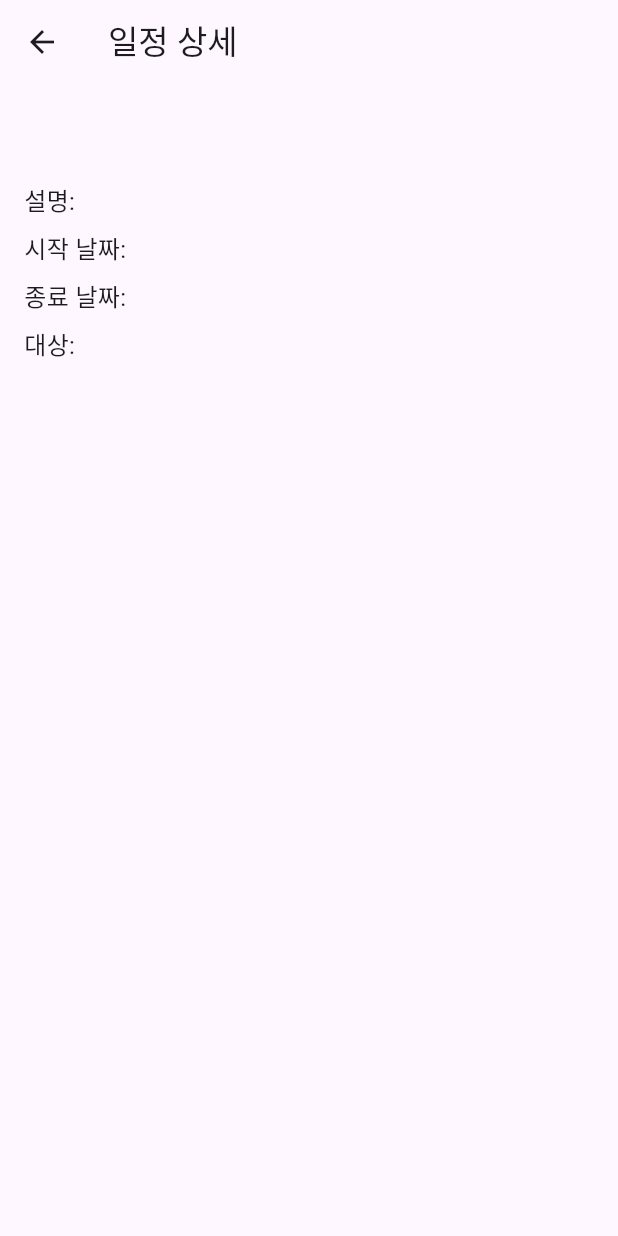
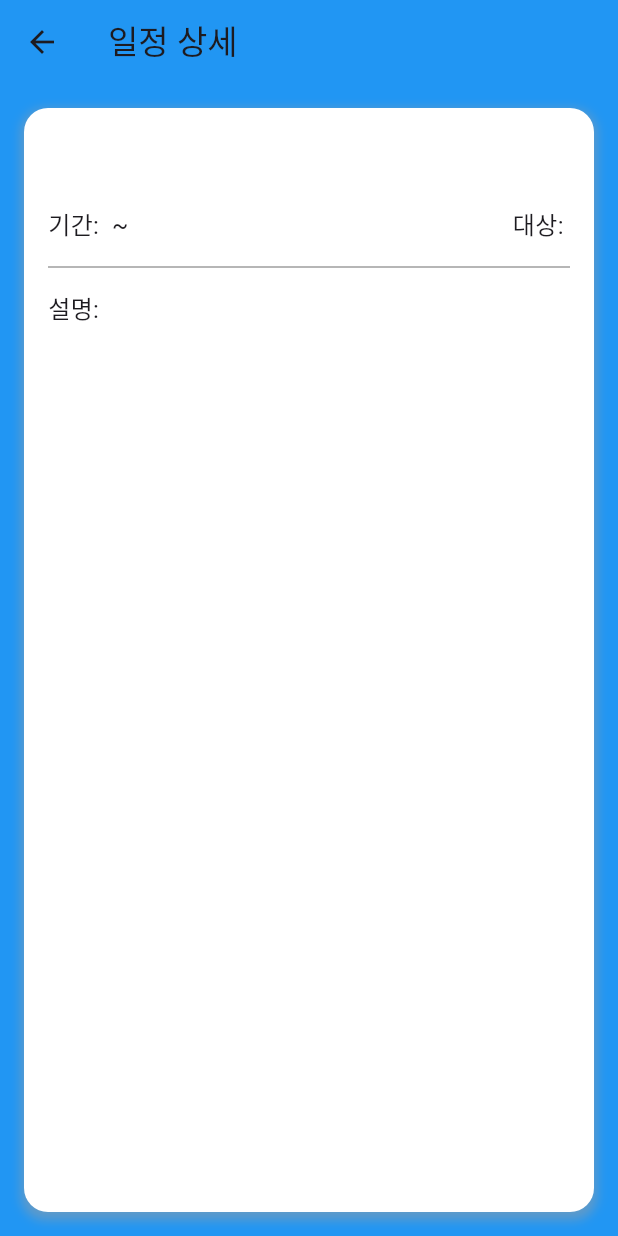
Before and after one commit to Dev-Combu/Do_dream_youth, a Flutter app: the SchdeuleDetailPage screen opened directly with empty values, on a phone screen of 412 x 824 dp. Run offline on Flutter 3.47's test engine with Material 3 defaults, Android fonts, the phone set to English and light mode, and no system bars; our stand-ins replace cloud_firestore, firebase_auth, firebase_core, flutter_riverpod, freezed_annotation, go_router and 3 more; missing offline and left inert: mobile_scanner; accounts and stored records are empty.

Commit message:
feat/create schedule logic 완성

```diff
--- a/lib/data/source/schedule_data_source.dart
+++ b/lib/data/source/schedule_data_source.dart
@@ -1,6 +1,7 @@
 import 'package:do_dream_youth/data/dto/schedule/schedule_dto.dart';
 
 abstract interface class ScheduleDataSource {
- Stream<List<ScheduleDto>> readBook();
+  Stream<List<ScheduleDto>> readSchedule();
 
+  Future<void> createSchedule(ScheduleDto scheduleInfo);
 }
--- a/lib/domain/repository/schedule_repository.dart
+++ b/lib/domain/repository/schedule_repository.dart
@@ -2,4 +2,5 @@ import 'package:do_dream_youth/domain/entity/schedule_entity.dart';
 
 abstract interface class ScheduleRepository {
   Stream<List<ScheduleEntity>> readSchedule();
+  Future<void> createSchedule(ScheduleEntity scheduleInfo);
 }
--- a/lib/domain/usecase/schedule_usecase.dart
+++ b/lib/domain/usecase/schedule_usecase.dart
@@ -8,4 +8,8 @@ class ScheduleUsecase {
   Stream<List<ScheduleEntity>?> readSchedule() {
     return _scheduleRepository.readSchedule();
   }
+
+  Future<void> createSchedule(ScheduleEntity scheduleInfo) async {
+    return await _scheduleRepository.createSchedule(scheduleInfo);
+  }
 }
--- a/lib/presentation/ui/schedule/schedule_detail/schdeule_detail_page.dart
+++ b/lib/presentation/ui/schedule/schedule_detail/schdeule_detail_page.dart
@@ -23,43 +23,61 @@ class _SchdeuleDetailPageState extends State<SchdeuleDetailPage> {
   @override
   Widget build(BuildContext context) {
     return Scaffold(
-      appBar: AppBar(
-        title: const Text('일정 상세'),
+      backgroundColor: Colors.blue,
+      appBar: AppBar(backgroundColor: Colors.blue, title: const Text('일정 상세')),
+      body: Padding(
+        padding: const EdgeInsets.all(16.0),
+        child: Container(
+          width: double.infinity,
+          decoration: BoxDecoration(
+            color: Colors.white,
+            borderRadius: BorderRadius.circular(16.0),
+            boxShadow: [
+              BoxShadow(
+                color: Colors.grey.withOpacity(0.5),
+                spreadRadius: 2,
+                blurRadius: 5,
+                offset: const Offset(0, 3), // changes position of shadow
               ),
-      body: Padding(
+            ],
+          ),
+          child: Padding(
             padding: const EdgeInsets.all(16.0),
             child: Column(
               crossAxisAlignment: CrossAxisAlignment.start,
               children: [
                 Text(
-              widget.name,
+                  widget.name ?? '일정 이름 없음',
                   style: const TextStyle(
                     fontSize: 24,
                     fontWeight: FontWeight.bold,
                   ),
                 ),
                 const SizedBox(height: 16),
+
+                Row(
+                  children: [
                     Text(
-              '설명: ${widget.description}',
+                      '기간: ${widget.startDate} ~ ${widget.endDate}',
                       style: const TextStyle(fontSize: 16),
                     ),
                     const SizedBox(height: 8),
-            Text(
-              '시작 날짜: ${widget.startDate}',
-              style: const TextStyle(fontSize: 16),
-            ),
-            const SizedBox(height: 8),
-            Text(
-              '종료 날짜: ${widget.endDate}',
-              style: const TextStyle(fontSize: 16),
-            ),
-            const SizedBox(height: 8),
+                    Spacer(),
                     Text(
                       '대상: ${widget.target}',
                       style: const TextStyle(fontSize: 16),
                     ),
                   ],
                 ),
+                Divider(height: 32, color: Colors.grey),
+                Text(
+                  '설명: ${widget.description}',
+                  style: const TextStyle(fontSize: 16),
+                ),
+              ],
+            ),
+          ),
+        ),
       ),
     );
   }
--- a/lib/presentation/ui/schedule/schedule_view_model.dart
+++ b/lib/presentation/ui/schedule/schedule_view_model.dart
@@ -19,6 +19,7 @@ class ScheduleViewModel  extends Notifier<List<ScheduleEntity>?>{
       streamSubscription.cancel();
     });
   }
+
 }
 
 final scheduleViewModel = NotifierProvider<ScheduleViewModel, List<ScheduleEntity>?>(
```
Also changed, not shown: lib/data/repository_impl/schedule_repository_impl.dart (+15 -1 lines), lib/data/source/schedule_data_source_impl.dart (+14 -2 lines), lib/presentation/ui/schedule/schedule_create_update/schedule_create_update_page.dart (added, +279 -0 lines), lib/presentation/ui/schedule/schedule_create_update/schedule_cu_view_model.dart (added, +19 -0 lines), lib/presentation/ui/schedule/schedule_page.dart (+7 -0 lines). Lines whose indentation alone changed are shown as unchanged.
